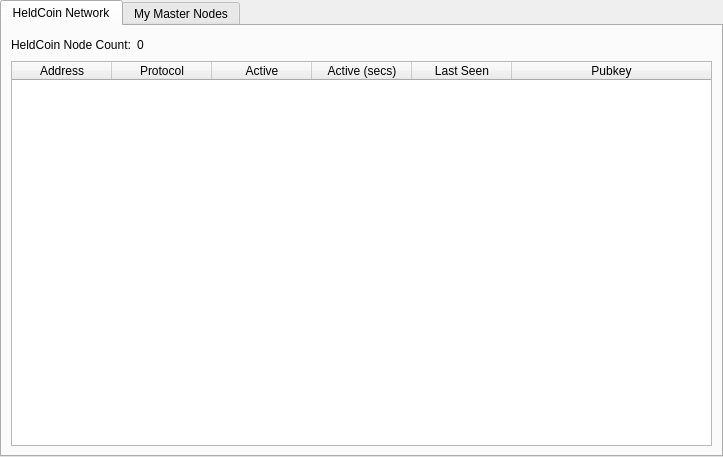
Old version of the form src/qt/forms/masternodemanager.ui in the repository admecoin/h.
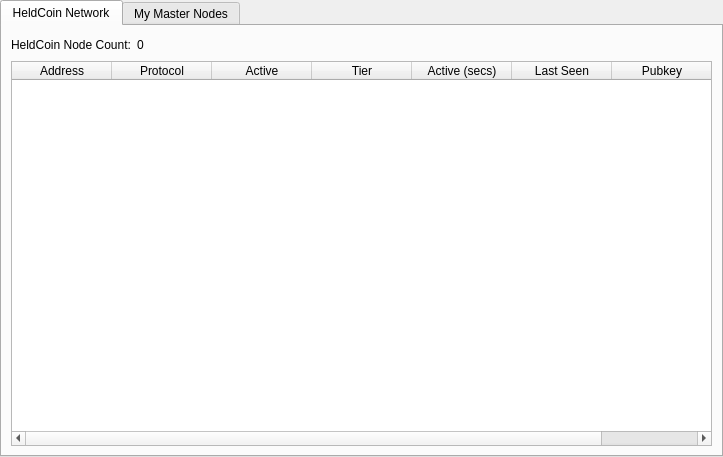
New version of the form. The open tabs and pages were chosen to show the change.

```diff
--- a/src/qt/forms/masternodemanager.ui
+++ b/src/qt/forms/masternodemanager.ui
@@ -73,6 +73,11 @@
              <string>Active</string>
             </property>
            </column>
+           <column>
+            <property name="text">
+		<string>Tier</string>
+            </property>
+           </column>           
            <column>
             <property name="text">
              <string>Active (secs)</string>
```
